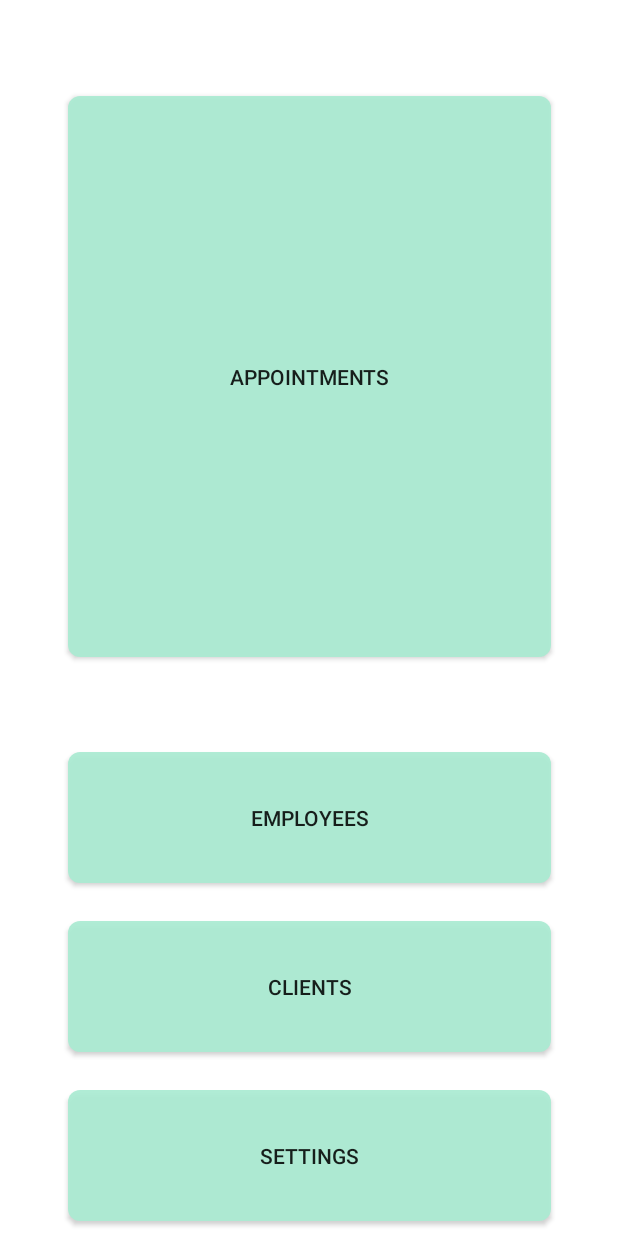
After one commit to ltdeivis/SparklingClean, an Android app: the layout activity_manager_landing.xml on its own in the app's theme, with its tools: preview values and no code run, on a phone screen of 412 x 824 dp. The commit adds this screen. Run offline under Robolectric (Android 15) with nearby library versions, the phone set to English and light mode, and no system bars.

```diff
--- a/app/src/main/java/com/example/sparklingclean/Firebase/DB/UserHandler.java
+++ b/app/src/main/java/com/example/sparklingclean/Firebase/DB/UserHandler.java
@@ -11,6 +11,7 @@ import java.util.ArrayList;
 import java.util.List;
 
 public class UserHandler {
+
 
     private User user;
     private String uuid;
@@ -27,10 +28,10 @@ public class UserHandler {
         return user;
     }
 
-    public void findUser(String email) {
+    public void findUser(String username) {
 
         DB_Interface db_interface = new DB_Interface();
-        db_interface.getReference("users").orderByChild("email").equalTo(email).addListenerForSingleValueEvent(new ValueEventListener() {
+        db_interface.getReference("users").orderByChild("username").equalTo(username).addListenerForSingleValueEvent(new ValueEventListener() {
             @Override
             public void onDataChange(@NonNull DataSnapshot dataSnapshot) {
                 for(DataSnapshot data : dataSnapshot.getChildren()) {
@@ -42,6 +43,7 @@ public class UserHandler {
                             data.child("password").getValue().toString(), data.child("email").getValue().toString());
                     setUser(newUser);
                 }
+                notifyDataLoadListeners();
             }
 
             @Override
--- /dev/null
+++ b/app/src/main/res/drawable/img_button.xml
@@ -0,0 +1,4 @@
+<?xml version="1.0" encoding="utf-8"?>
+<selector xmlns:android="http://schemas.android.com/apk/res/android">
+
+</selector>
--- /dev/null
+++ b/app/src/main/res/drawable/rounded_button.xml
@@ -0,0 +1,9 @@
+<?xml version="1.0" encoding="utf-8"?>
+    <shape xmlns:android="http://schemas.android.com/apk/res/android"
+        android:shape="rectangle">
+        <solid android:color="#eeffffff" />
+        <corners android:bottomRightRadius="8dp"
+            android:bottomLeftRadius="8dp"
+            android:topRightRadius="8dp"
+            android:topLeftRadius="8dp"/>
+    </shape>
--- /dev/null
+++ b/app/src/main/res/layout/activity_client_landing.xml
@@ -0,0 +1,6 @@
+<?xml version="1.0" encoding="utf-8"?>
+<android.support.constraint.ConstraintLayout
+    xmlns:android="http://schemas.android.com/apk/res/android" android:layout_width="match_parent"
+    android:layout_height="match_parent">
+
+</android.support.constraint.ConstraintLayout>
--- /dev/null
+++ b/app/src/main/res/layout/activity_manager_landing.xml
@@ -0,0 +1,57 @@
+<?xml version="1.0" encoding="utf-8"?>
+<android.support.constraint.ConstraintLayout xmlns:android="http://schemas.android.com/apk/res/android"
+    xmlns:app="http://schemas.android.com/apk/res-auto"
+    xmlns:tools="http://schemas.android.com/tools"
+    android:layout_width="match_parent"
+    android:layout_height="match_parent"
+    android:background="#FFFF">
+
+    <Button
+        android:id="@+id/clientsBtn"
+        android:layout_width="322dp"
+        android:layout_height="87dp"
+        android:layout_marginBottom="25dp"
+        android:background="@drawable/rounded_button"
+        android:backgroundTint="#ABEBD2"
+        android:text="@string/Clients"
+        app:layout_constraintBottom_toTopOf="@+id/settingsBtn"
+        app:layout_constraintEnd_toEndOf="@+id/employeesBtn"
+        app:layout_constraintStart_toStartOf="@+id/employeesBtn" />
+
+    <Button
+        android:id="@+id/appointmentsBtn"
+        android:layout_width="322dp"
+        android:layout_height="374dp"
+        android:background="@drawable/rounded_button"
+        android:backgroundTint="#ABEBD2"
+        android:text="@string/Appointments"
+        app:layout_constraintBottom_toTopOf="@+id/employeesBtn"
+        app:layout_constraintEnd_toEndOf="parent"
+        app:layout_constraintStart_toStartOf="parent"
+        app:layout_constraintTop_toTopOf="parent" />
+
+    <Button
+        android:id="@+id/employeesBtn"
+        android:layout_width="322dp"
+        android:layout_height="87dp"
+        android:layout_marginBottom="25dp"
+        android:background="@drawable/rounded_button"
+        android:backgroundTint="#ABEBD2"
+        android:text="@string/Employees"
+        app:layout_constraintBottom_toTopOf="@+id/clientsBtn"
+        app:layout_constraintEnd_toEndOf="@+id/appointmentsBtn"
+        app:layout_constraintStart_toStartOf="@+id/appointmentsBtn" />
+
+    <Button
+        android:id="@+id/settingsBtn"
+        android:layout_width="322dp"
+        android:layout_height="87dp"
+        android:layout_marginBottom="10dp"
+        android:background="@drawable/rounded_button"
+        android:backgroundTint="#ABEBD2"
+        android:text="@string/Settings"
+        app:layout_constraintBottom_toBottomOf="parent"
+        app:layout_constraintEnd_toEndOf="@+id/clientsBtn"
+        app:layout_constraintStart_toStartOf="@+id/clientsBtn" />
+
+</android.support.constraint.ConstraintLayout>
--- a/app/src/main/res/layout/activity_register1.xml
+++ b/app/src/main/res/layout/activity_register1.xml
@@ -76,10 +76,12 @@
         android:id="@+id/confirmPasswordLbl"
         android:layout_width="wrap_content"
         android:layout_height="wrap_content"
+        android:layout_marginEnd="50dp"
         android:text="@string/confirmPassword"
         android:textSize="18sp"
         android:textStyle="bold"
         app:layout_constraintBottom_toTopOf="@+id/returnBtn"
+        app:layout_constraintEnd_toStartOf="@+id/confirmPasswordTxt"
         app:layout_constraintStart_toStartOf="@+id/enterPasswordLbl"
         app:layout_constraintTop_toBottomOf="@+id/enterPasswordLbl" />
 
--- a/app/src/main/res/values/strings.xml
+++ b/app/src/main/res/values/strings.xml
@@ -9,9 +9,9 @@
 
     <!--Register1 Activity-->
     <!--Labels-->
-    <string name="registerUsername">Enter a username:</string>
-    <string name="registerPassword">Enter a password:</string>
-    <string name="confirmPassword">Confirm password:</string>
+    <string name="registerUsername">Username:</string>
+    <string name="registerPassword">Password:</string>
+    <string name="confirmPassword">Confirm Password:</string>
 
     <!--Hints-->
     <string name="confirmPasswordHint">Confirm password</string>
@@ -45,4 +45,10 @@
     <string name="readBtn">Read</string>
     <string name="dummy_content">Firebase Database Test Screen</string>
 
+    <!--Manager Landing Activity-->
+    <string name="Employees">Employees</string>
+    <string name="Clients">Clients</string>
+    <string name="Appointments">Appointments</string>
+    <string name="Settings">Settings</string>
+
 </resources>
```
Also changed, not shown: app/src/main/java/com/example/sparklingclean/Login/Authentication.java (+4 -10 lines), app/src/main/java/com/example/sparklingclean/Login/LoginActivity.java (+126 -11 lines), app/src/main/res/layout/activity_login.xml (+11 -17 lines), app/src/main/res/layout/activity_register2.xml (+52 -52 lines), app/src/main/res/drawable/calendar.png (added).
